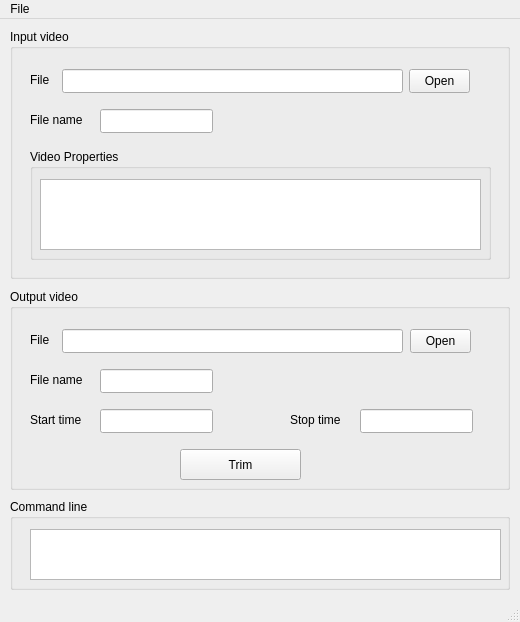
The window that IHM-labo2/mainwindow.ui (SachaKor/IHM-labo2) describes before a commit, drawn with Qt 5.
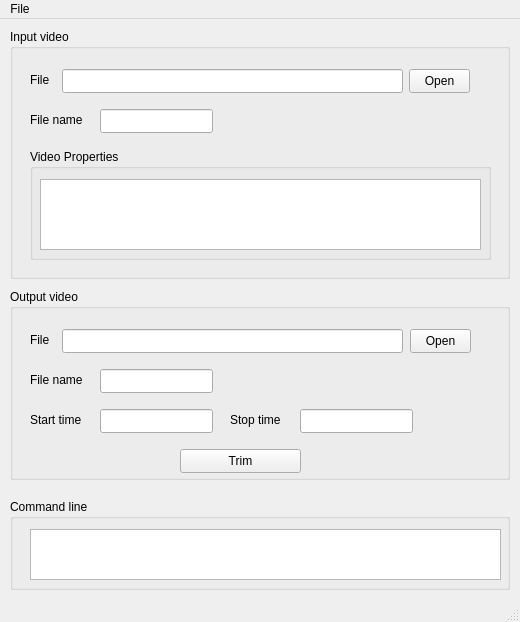
The same window after the commit. Icons and pictures are not drawn.

```diff
--- a/IHM-labo2/mainwindow.ui
+++ b/IHM-labo2/mainwindow.ui
@@ -115,7 +115,7 @@
       <x>10</x>
       <y>270</y>
       <width>500</width>
-      <height>201</height>
+      <height>191</height>
      </rect>
     </property>
     <property name="title">
@@ -196,7 +196,7 @@
     <widget class="QLineEdit" name="stopTime">
      <property name="geometry">
       <rect>
-       <x>350</x>
+       <x>290</x>
        <y>120</y>
        <width>113</width>
        <height>24</height>
@@ -219,7 +219,7 @@
     <widget class="QLabel" name="label_6">
      <property name="geometry">
       <rect>
-       <x>280</x>
+       <x>220</x>
        <y>120</y>
        <width>60</width>
        <height>21</height>
@@ -235,7 +235,7 @@
        <x>170</x>
        <y>160</y>
        <width>121</width>
-       <height>31</height>
+       <height>24</height>
       </rect>
      </property>
      <property name="text">
```
Left out of the diff: 16 changed lines with no effect on the pictures.
